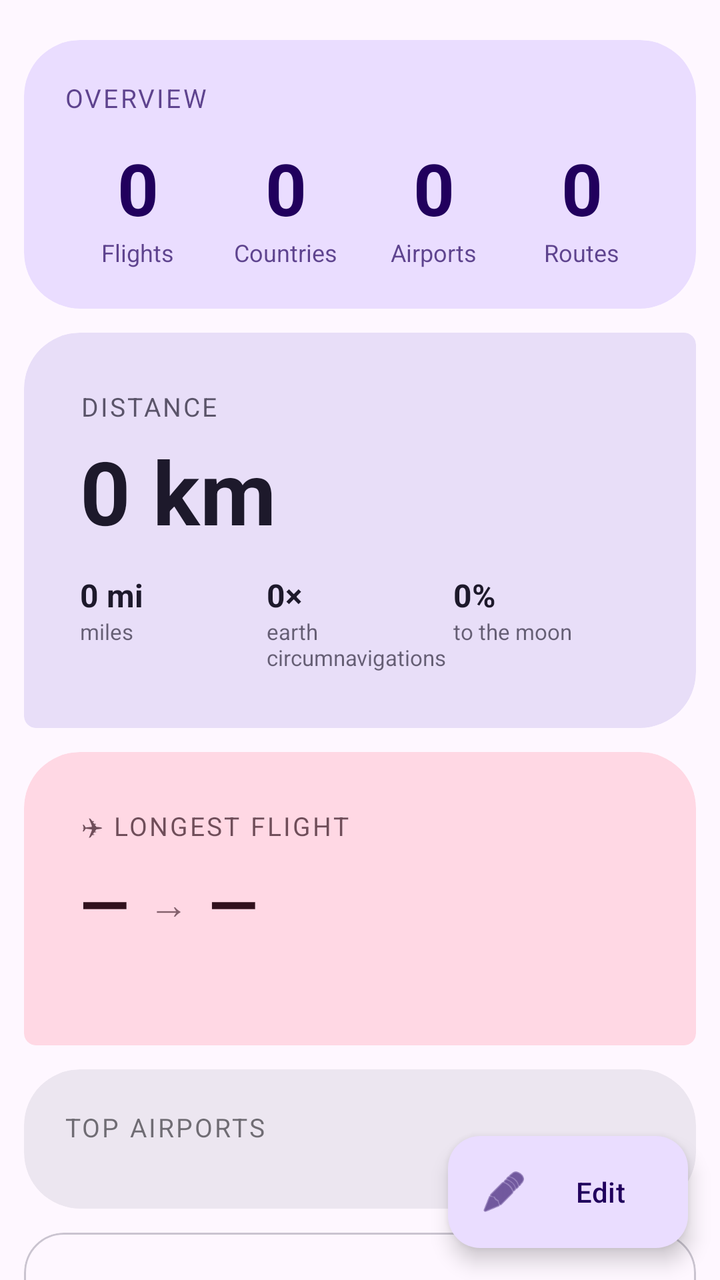
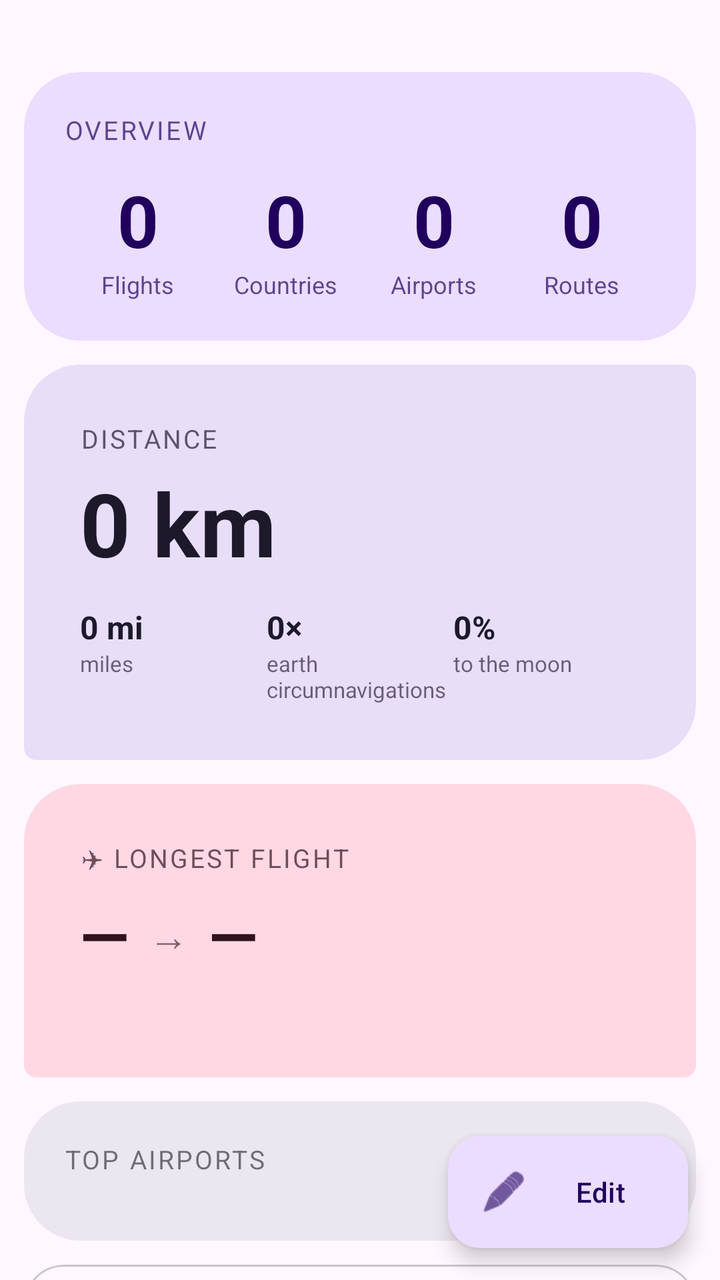

An Android layout rendered at two revisions. The XML below is the earlier revision; the diff shows what the commit changed to produce the second picture.
<!-- AndroidManifest.xml: application theme Theme.FlightStats -->
<!-- res/layout/fragment_stats.xml -->
<?xml version="1.0" encoding="utf-8"?>
<androidx.coordinatorlayout.widget.CoordinatorLayout
    xmlns:android="http://schemas.android.com/apk/res/android"
    xmlns:app="http://schemas.android.com/apk/res-auto"
    android:layout_width="match_parent"
    android:layout_height="match_parent">

    <androidx.core.widget.NestedScrollView
        android:layout_width="match_parent"
        android:layout_height="match_parent"
        android:clipToPadding="false"
        android:paddingBottom="96dp"
        android:paddingTop="8dp">

        <LinearLayout
            android:layout_width="match_parent"
            android:layout_height="wrap_content"
            android:orientation="vertical"
            android:padding="12dp">

            
            <com.google.android.material.card.MaterialCardView
                android:id="@+id/card_overview"
                android:layout_width="match_parent"
                android:layout_height="wrap_content"
                android:layout_marginBottom="12dp"
                app:cardBackgroundColor="?attr/colorPrimaryContainer"
                app:cardCornerRadius="28dp"
                app:cardElevation="0dp"
                app:strokeWidth="0dp">

                <LinearLayout
                    android:layout_width="match_parent"
                    android:layout_height="wrap_content"
                    android:orientation="vertical"
                    android:padding="20dp">

                    <TextView
                        android:layout_width="wrap_content"
                        android:layout_height="wrap_content"
                        android:text="Overview"
                        android:textSize="13sp"
                        android:letterSpacing="0.08"
                        android:textAllCaps="true"
                        android:textColor="?attr/colorOnPrimaryContainer"
                        android:alpha="0.7"
                        android:layout_marginBottom="12dp"/>

                    <LinearLayout
                        android:layout_width="match_parent"
                        android:layout_height="wrap_content"
                        android:orientation="horizontal">

                        <LinearLayout android:layout_width="0dp" android:layout_height="wrap_content"
                            android:layout_weight="1" android:orientation="vertical" android:gravity="center">
                            <TextView android:id="@+id/stat_flights"
                                android:layout_width="wrap_content" android:layout_height="wrap_content"
                                android:text="0" android:textSize="36sp" android:textStyle="bold"
                                android:textColor="?attr/colorOnPrimaryContainer"/>
                            <TextView android:layout_width="wrap_content" android:layout_height="wrap_content"
                                android:text="Flights" android:textSize="12sp"
                                android:textColor="?attr/colorOnPrimaryContainer" android:alpha="0.7"/>
                        </LinearLayout>

                        <LinearLayout android:layout_width="0dp" android:layout_height="wrap_content"
                            android:layout_weight="1" android:orientation="vertical" android:gravity="center">
                            <TextView android:id="@+id/stat_countries"
                                android:layout_width="wrap_content" android:layout_height="wrap_content"
                                android:text="0" android:textSize="36sp" android:textStyle="bold"
                                android:textColor="?attr/colorOnPrimaryContainer"/>
                            <TextView android:layout_width="wrap_content" android:layout_height="wrap_content"
                                android:text="Countries" android:textSize="12sp"
                                android:textColor="?attr/colorOnPrimaryContainer" android:alpha="0.7"/>
                        </LinearLayout>

                        <LinearLayout android:layout_width="0dp" android:layout_height="wrap_content"
                            android:layout_weight="1" android:orientation="vertical" android:gravity="center">
                            <TextView android:id="@+id/stat_airports"
                                android:layout_width="wrap_content" android:layout_height="wrap_content"
                                android:text="0" android:textSize="36sp" android:textStyle="bold"
                                android:textColor="?attr/colorOnPrimaryContainer"/>
                            <TextView android:layout_width="wrap_content" android:layout_height="wrap_content"
                                android:text="Airports" android:textSize="12sp"
                                android:textColor="?attr/colorOnPrimaryContainer" android:alpha="0.7"/>
                        </LinearLayout>

                        <LinearLayout android:layout_width="0dp" android:layout_height="wrap_content"
                            android:layout_weight="1" android:orientation="vertical" android:gravity="center">
                            <TextView android:id="@+id/stat_routes"
                                android:layout_width="wrap_content" android:layout_height="wrap_content"
                                android:text="0" android:textSize="36sp" android:textStyle="bold"
                                android:textColor="?attr/colorOnPrimaryContainer"/>
                            <TextView android:layout_width="wrap_content" android:layout_height="wrap_content"
                                android:text="Routes" android:textSize="12sp"
                                android:textColor="?attr/colorOnPrimaryContainer" android:alpha="0.7"/>
                        </LinearLayout>
                    </LinearLayout>
                </LinearLayout>
            </com.google.android.material.card.MaterialCardView>

            
            <com.google.android.material.card.MaterialCardView
                android:id="@+id/card_distance"
                android:layout_width="match_parent"
                android:layout_height="wrap_content"
                android:layout_marginBottom="12dp"
                app:cardBackgroundColor="?attr/colorSecondaryContainer"
                app:cardElevation="0dp"
                app:strokeWidth="0dp"
                app:shapeAppearanceOverlay="@style/ShapeAppearance.FlightStats.Diagonal">

                <LinearLayout
                    android:layout_width="match_parent"
                    android:layout_height="wrap_content"
                    android:orientation="vertical"
                    android:padding="20dp">

                    <TextView
                        android:layout_width="wrap_content"
                        android:layout_height="wrap_content"
                        android:text="Distance"
                        android:textSize="13sp"
                        android:letterSpacing="0.08"
                        android:textAllCaps="true"
                        android:textColor="?attr/colorOnSecondaryContainer"
                        android:alpha="0.7"
                        android:layout_marginBottom="4dp"/>

                    <TextView android:id="@+id/stat_km"
                        android:layout_width="wrap_content"
                        android:layout_height="wrap_content"
                        android:text="0 km"
                        android:textSize="44sp"
                        android:textStyle="bold"
                        android:lineSpacingMultiplier="0.9"
                        android:textColor="?attr/colorOnSecondaryContainer"
                        android:layout_marginBottom="12dp"/>

                    <LinearLayout
                        android:layout_width="match_parent"
                        android:layout_height="wrap_content"
                        android:orientation="horizontal">

                        <LinearLayout android:layout_width="0dp" android:layout_height="wrap_content"
                            android:layout_weight="1" android:orientation="vertical">
                            <TextView android:id="@+id/stat_miles"
                                android:layout_width="wrap_content" android:layout_height="wrap_content"
                                android:text="0 mi" android:textSize="16sp" android:textStyle="bold"
                                android:textColor="?attr/colorOnSecondaryContainer"/>
                            <TextView android:layout_width="wrap_content" android:layout_height="wrap_content"
                                android:text="miles" android:textSize="11sp"
                                android:textColor="?attr/colorOnSecondaryContainer" android:alpha="0.65"/>
                        </LinearLayout>

                        <LinearLayout android:layout_width="0dp" android:layout_height="wrap_content"
                            android:layout_weight="1" android:orientation="vertical">
                            <TextView android:id="@+id/stat_circumnavigations"
                                android:layout_width="wrap_content" android:layout_height="wrap_content"
                                android:text="0×" android:textSize="16sp" android:textStyle="bold"
                                android:textColor="?attr/colorOnSecondaryContainer"/>
                            <TextView android:layout_width="wrap_content" android:layout_height="wrap_content"
                                android:text="earth circumnavigations" android:textSize="11sp"
                                android:textColor="?attr/colorOnSecondaryContainer" android:alpha="0.65"/>
                        </LinearLayout>

                        <LinearLayout android:layout_width="0dp" android:layout_height="wrap_content"
                            android:layout_weight="1" android:orientation="vertical">
                            <TextView android:id="@+id/stat_moon"
                                android:layout_width="wrap_content" android:layout_height="wrap_content"
                                android:text="0%" android:textSize="16sp" android:textStyle="bold"
                                android:textColor="?attr/colorOnSecondaryContainer"/>
                            <TextView android:layout_width="wrap_content" android:layout_height="wrap_content"
                                android:text="to the moon" android:textSize="11sp"
                                android:textColor="?attr/colorOnSecondaryContainer" android:alpha="0.65"/>
                        </LinearLayout>
                    </LinearLayout>
                </LinearLayout>
            </com.google.android.material.card.MaterialCardView>

            
            <com.google.android.material.card.MaterialCardView
                android:id="@+id/card_longest"
                android:layout_width="match_parent"
                android:layout_height="wrap_content"
                android:layout_marginBottom="12dp"
                app:cardBackgroundColor="?attr/colorTertiaryContainer"
                app:cardElevation="0dp"
                app:strokeWidth="0dp"
                app:shapeAppearanceOverlay="@style/ShapeAppearance.FlightStats.TopRounded">

                <LinearLayout
                    android:layout_width="match_parent"
                    android:layout_height="wrap_content"
                    android:orientation="vertical"
                    android:padding="20dp">

                    <TextView
                        android:layout_width="wrap_content"
                        android:layout_height="wrap_content"
                        android:text="✈ Longest Flight"
                        android:textSize="13sp"
                        android:letterSpacing="0.08"
                        android:textAllCaps="true"
                        android:textColor="?attr/colorOnTertiaryContainer"
                        android:alpha="0.7"
                        android:layout_marginBottom="8dp"/>

                    <LinearLayout
                        android:layout_width="match_parent"
                        android:layout_height="wrap_content"
                        android:orientation="horizontal"
                        android:gravity="center_vertical">

                        <TextView android:id="@+id/stat_longest_origin"
                            android:layout_width="wrap_content" android:layout_height="wrap_content"
                            android:text="—" android:textSize="32sp" android:textStyle="bold"
                            android:textColor="?attr/colorOnTertiaryContainer"/>
                        <TextView android:layout_width="wrap_content" android:layout_height="wrap_content"
                            android:text="  →  " android:textSize="20sp"
                            android:textColor="?attr/colorOnTertiaryContainer" android:alpha="0.6"/>
                        <TextView android:id="@+id/stat_longest_dest"
                            android:layout_width="wrap_content" android:layout_height="wrap_content"
                            android:text="—" android:textSize="32sp" android:textStyle="bold"
                            android:textColor="?attr/colorOnTertiaryContainer"/>
                    </LinearLayout>

                    <TextView android:id="@+id/stat_longest_detail"
                        android:layout_width="wrap_content"
                        android:layout_height="wrap_content"
                        android:text=""
                        android:textSize="13sp"
                        android:textColor="?attr/colorOnTertiaryContainer"
                        android:alpha="0.7"
                        android:layout_marginTop="4dp"/>
                </LinearLayout>
            </com.google.android.material.card.MaterialCardView>

            
            <com.google.android.material.card.MaterialCardView
                android:id="@+id/card_top_airports"
                android:layout_width="match_parent"
                android:layout_height="wrap_content"
                android:layout_marginBottom="12dp"
                app:cardBackgroundColor="?attr/colorSurfaceContainerHigh"
                app:cardElevation="0dp"
                app:strokeWidth="0dp"
                app:shapeAppearanceOverlay="@style/ShapeAppearance.FlightStats.Squircle">

                <LinearLayout
                    android:layout_width="match_parent"
                    android:layout_height="wrap_content"
                    android:orientation="vertical"
                    android:padding="20dp">

                    <TextView
                        android:layout_width="wrap_content"
                        android:layout_height="wrap_content"
                        android:text="Top Airports"
                        android:textSize="13sp"
                        android:letterSpacing="0.08"
                        android:textAllCaps="true"
                        android:textColor="?attr/colorOnSurface"
                        android:alpha="0.6"
                        android:layout_marginBottom="12dp"/>

                    <LinearLayout android:id="@+id/list_top_airports"
                        android:layout_width="match_parent"
                        android:layout_height="wrap_content"
                        android:orientation="vertical"/>
                </LinearLayout>
            </com.google.android.material.card.MaterialCardView>

            
            <com.google.android.material.card.MaterialCardView
                android:id="@+id/card_charts"
                android:layout_width="match_parent"
                android:layout_height="wrap_content"
                android:layout_marginBottom="12dp"
                app:cardElevation="0dp"
                app:strokeWidth="1dp"
                app:strokeColor="?attr/colorOutlineVariant"
                app:cardCornerRadius="20dp">

                <LinearLayout
                    android:layout_width="match_parent"
                    android:layout_height="wrap_content"
                    android:orientation="vertical"
                    android:paddingTop="20dp"
                    android:paddingHorizontal="20dp"
                    android:paddingBottom="8dp">

                    <TextView
                        android:layout_width="wrap_content"
                        android:layout_height="wrap_content"
                        android:text="Flight Patterns"
                        android:textSize="13sp"
                        android:letterSpacing="0.08"
                        android:textAllCaps="true"
                        android:textColor="?attr/colorOnSurface"
                        android:alpha="0.6"
                        android:layout_marginBottom="14dp"/>

                    
                    <com.google.android.material.button.MaterialButtonToggleGroup
                        android:id="@+id/toggle_chart_type"
                        android:layout_width="match_parent"
                        android:layout_height="wrap_content"
                        app:singleSelection="true"
                        app:selectionRequired="true"
                        android:layout_marginBottom="16dp">

                        <com.google.android.material.button.MaterialButton
                            android:id="@+id/btn_by_month"
                            style="@style/Widget.Material3.Button.OutlinedButton"
                            android:layout_width="0dp"
                            android:layout_height="wrap_content"
                            android:layout_weight="1"
                            android:text="Month"/>

                        <com.google.android.material.button.MaterialButton
                            android:id="@+id/btn_by_day"
                            style="@style/Widget.Material3.Button.OutlinedButton"
                            android:layout_width="0dp"
                            android:layout_height="wrap_content"
                            android:layout_weight="1"
                            android:text="Day"/>

                        <com.google.android.material.button.MaterialButton
                            android:id="@+id/btn_by_year"
                            style="@style/Widget.Material3.Button.OutlinedButton"
                            android:layout_width="0dp"
                            android:layout_height="wrap_content"
                            android:layout_weight="1"
                            android:text="Year"/>

                    </com.google.android.material.button.MaterialButtonToggleGroup>

                    <com.github.mikephil.charting.charts.BarChart
                        android:id="@+id/bar_chart"
                        android:layout_width="match_parent"
                        android:layout_height="200dp"/>

                </LinearLayout>
            </com.google.android.material.card.MaterialCardView>

            
            
            <com.google.android.material.card.MaterialCardView
                android:id="@+id/card_time"
                android:layout_width="match_parent"
                android:layout_height="wrap_content"
                android:layout_marginBottom="12dp"
                android:visibility="gone"
                app:cardBackgroundColor="?attr/colorTertiaryContainer"
                app:cardElevation="0dp"
                app:strokeWidth="0dp"
                app:shapeAppearanceOverlay="@style/ShapeAppearance.FlightStats.Diagonal">

                <LinearLayout
                    android:layout_width="match_parent"
                    android:layout_height="wrap_content"
                    android:orientation="vertical"
                    android:padding="20dp">

                    <TextView
                        android:layout_width="wrap_content"
                        android:layout_height="wrap_content"
                        android:text="⏱  Time Aloft"
                        android:textSize="13sp"
                        android:letterSpacing="0.08"
                        android:textAllCaps="true"
                        android:textColor="?attr/colorOnTertiaryContainer"
                        android:alpha="0.7"
                        android:layout_marginBottom="12dp"/>

                    <LinearLayout android:layout_width="match_parent" android:layout_height="wrap_content"
                        android:orientation="horizontal">
                        <LinearLayout android:layout_width="0dp" android:layout_height="wrap_content"
                            android:layout_weight="1" android:orientation="vertical">
                            <TextView android:id="@+id/stat_hours"
                                android:layout_width="wrap_content" android:layout_height="wrap_content"
                                android:text="0" android:textSize="40sp" android:textStyle="bold"
                                android:textColor="?attr/colorOnTertiaryContainer"/>
                            <TextView android:layout_width="wrap_content" android:layout_height="wrap_content"
                                android:text="hours" android:textSize="13sp"
                                android:textColor="?attr/colorOnTertiaryContainer" android:alpha="0.7"/>
                        </LinearLayout>
                        <LinearLayout android:layout_width="0dp" android:layout_height="wrap_content"
                            android:layout_weight="1" android:orientation="vertical">
                            <TextView android:id="@+id/stat_days"
                                android:layout_width="wrap_content" android:layout_height="wrap_content"
                                android:text="0" android:textSize="40sp" android:textStyle="bold"
                                android:textColor="?attr/colorOnTertiaryContainer"/>
                            <TextView android:layout_width="wrap_content" android:layout_height="wrap_content"
                                android:text="days" android:textSize="13sp"
                                android:textColor="?attr/colorOnTertiaryContainer" android:alpha="0.7"/>
                        </LinearLayout>
                    </LinearLayout>
                </LinearLayout>
            </com.google.android.material.card.MaterialCardView>

            
            <com.google.android.material.card.MaterialCardView
                android:id="@+id/card_top_routes"
                android:layout_width="match_parent"
                android:layout_height="wrap_content"
                android:layout_marginBottom="12dp"
                android:visibility="gone"
                app:cardBackgroundColor="?attr/colorSecondaryContainer"
                app:cardElevation="0dp"
                app:strokeWidth="0dp"
                app:shapeAppearanceOverlay="@style/ShapeAppearance.FlightStats.TopRounded">

                <LinearLayout
                    android:layout_width="match_parent"
                    android:layout_height="wrap_content"
                    android:orientation="vertical"
                    android:padding="20dp">

                    <TextView
                        android:layout_width="wrap_content"
                        android:layout_height="wrap_content"
                        android:text="Top Routes"
                        android:textSize="13sp"
                        android:letterSpacing="0.08"
                        android:textAllCaps="true"
                        android:textColor="?attr/colorOnSecondaryContainer"
                        android:alpha="0.7"
                        android:layout_marginBottom="12dp"/>

                    <LinearLayout android:id="@+id/list_top_routes"
                        android:layout_width="match_parent"
                        android:layout_height="wrap_content"
                        android:orientation="vertical"/>
                </LinearLayout>
            </com.google.android.material.card.MaterialCardView>

            
            <com.google.android.material.card.MaterialCardView
                android:id="@+id/card_footprint"
                android:layout_width="match_parent"
                android:layout_height="wrap_content"
                android:layout_marginBottom="12dp"
                app:cardElevation="0dp"
                app:strokeWidth="0dp"
                app:cardBackgroundColor="?attr/colorSurfaceContainerHighest"
                app:cardCornerRadius="24dp">

                <LinearLayout
                    android:layout_width="match_parent"
                    android:layout_height="wrap_content"
                    android:orientation="vertical">

                    <com.example.flightstats.EdgeToEdgePieView
                        android:id="@+id/pie_chart"
                        android:layout_width="match_parent"
                        android:layout_height="220dp" />

                </LinearLayout>
            </com.google.android.material.card.MaterialCardView>

        </LinearLayout>
    </androidx.core.widget.NestedScrollView>

    
    <com.google.android.material.floatingactionbutton.ExtendedFloatingActionButton
        android:id="@+id/fab_edit_stats"
        android:layout_width="wrap_content"
        android:layout_height="wrap_content"
        android:layout_gravity="bottom|end"
        android:layout_margin="16dp"
        android:text="Edit"
        app:icon="@android:drawable/ic_menu_edit"/>

</androidx.coordinatorlayout.widget.CoordinatorLayout>
<!-- resources referenced by this layout -->
<resources>
  <style name="ShapeAppearance.FlightStats.Diagonal" parent="">
          <item name="cornerFamily">rounded</item>
          <item name="cornerSizeTopLeft">28dp</item>
          <item name="cornerSizeTopRight">6dp</item>
          <item name="cornerSizeBottomLeft">6dp</item>
          <item name="cornerSizeBottomRight">28dp</item>
      </style>
  <style name="ShapeAppearance.FlightStats.Squircle" parent="">
          <item name="cornerFamily">rounded</item>
          <item name="cornerSize">28dp</item>
      </style>
  <style name="ShapeAppearance.FlightStats.TopRounded" parent="">
          <item name="cornerFamily">rounded</item>
          <item name="cornerSizeTopLeft">28dp</item>
          <item name="cornerSizeTopRight">28dp</item>
          <item name="cornerSizeBottomLeft">6dp</item>
          <item name="cornerSizeBottomRight">6dp</item>
      </style>
  <style name="Theme.FlightStats" parent="Base.Theme.FlightStats" />
  <style name="Base.Theme.FlightStats" parent="Theme.Material3.DayNight.NoActionBar">
          <item name="android:statusBarColor">@android:color/transparent</item>
          <item name="android:navigationBarColor">?attr/colorSurface</item>
          <item name="android:windowLightStatusBar" tools:targetApi="m">?attr/isLightTheme</item>
          <item name="android:windowLightNavigationBar" tools:targetApi="o_mr1">?attr/isLightTheme</item>
      </style>
</resources>

<!-- the commit's change to res/layout/fragment_stats.xml (unified diff, before → after) -->
@@ -3,14 +3,42 @@
     xmlns:android="http://schemas.android.com/apk/res/android"
     xmlns:app="http://schemas.android.com/apk/res-auto"
     android:layout_width="match_parent"
-    android:layout_height="match_parent">
-
-    <androidx.core.widget.NestedScrollView
+    android:layout_height="match_parent"
+    android:fitsSystemWindows="true">
+
+    <LinearLayout
         android:layout_width="match_parent"
         android:layout_height="match_parent"
-        android:clipToPadding="false"
-        android:paddingBottom="96dp"
-        android:paddingTop="8dp">
+        android:orientation="vertical">
+
+        
+        <HorizontalScrollView
+            android:id="@+id/scroll_year_chips"
+            android:layout_width="match_parent"
+            android:layout_height="wrap_content"
+            android:scrollbars="none"
+            android:fillViewport="true"
+            android:paddingHorizontal="16dp"
+            android:paddingVertical="8dp"
+            android:clipToPadding="false"
+            android:background="?attr/colorSurface">
+
+            <com.google.android.material.chip.ChipGroup
+                android:id="@+id/chip_group_years"
+                android:layout_width="wrap_content"
+                android:layout_height="wrap_content"
+                app:singleLine="true"
+                app:singleSelection="true"
+                app:selectionRequired="true" />
+        </HorizontalScrollView>
+
+        <androidx.core.widget.NestedScrollView
+            android:layout_width="match_parent"
+            android:layout_height="0dp"
+            android:layout_weight="1"
+            android:clipToPadding="false"
+            android:paddingBottom="96dp"
+            android:paddingTop="8dp">
 
         <LinearLayout
             android:layout_width="match_parent"
@@ -461,6 +489,7 @@
 
         </LinearLayout>
     </androidx.core.widget.NestedScrollView>
+    </LinearLayout>
 
     
     <com.google.android.material.floatingactionbutton.ExtendedFloatingActionButton
<!-- resource entries referenced after the edit -->
@@ -19,11 +19,13 @@
           <item name="cornerSizeBottomRight">6dp</item>
       </style>
   <style name="Theme.FlightStats" parent="Base.Theme.FlightStats" />
-  <style name="Base.Theme.FlightStats" parent="Theme.Material3.DayNight.NoActionBar">
+  <style name="Base.Theme.FlightStats" parent="Base.Theme.FlightStats.Common" />
+  <style name="Base.Theme.FlightStats.Common" parent="Theme.Material3.DayNight.NoActionBar">
           <item name="android:statusBarColor">@android:color/transparent</item>
-          <item name="android:navigationBarColor">?attr/colorSurface</item>
+          <item name="android:navigationBarColor">@android:color/transparent</item>
           <item name="android:windowLightStatusBar" tools:targetApi="m">?attr/isLightTheme</item>
           <item name="android:windowLightNavigationBar" tools:targetApi="o_mr1">?attr/isLightTheme</item>
+          <item name="android:enforceNavigationBarContrast" tools:targetApi="q">false</item>
       </style>
 </resources>
 
